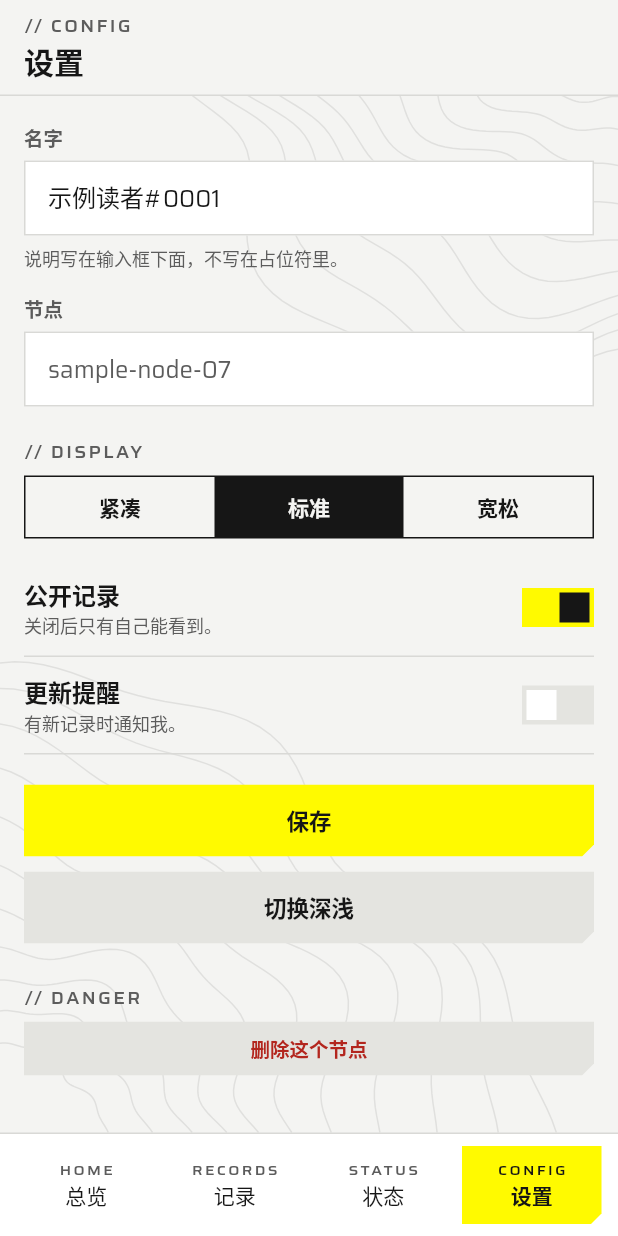
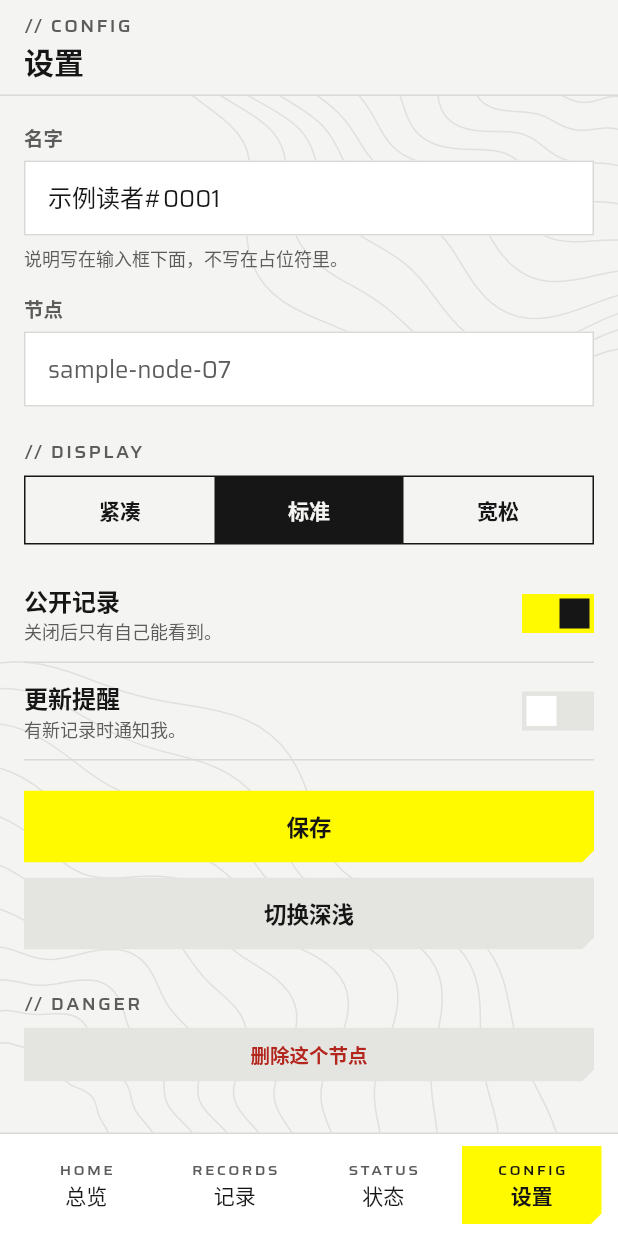
Before and after one commit to hhikr/endfield-ui-skill, a Flutter app: the screen it shows after launch, item 4 of the bottom bar chosen, on a phone screen of 412 x 824 dp. Run offline on Flutter 3.47's test engine with Material 3 defaults, Android fonts, the phone set to English and light mode, and no system bars.

Commit message:
Fix spec inconsistencies across kits and guides
- Flutter: record bar uses trace, not yellow, on light; Material primary is ink
- CSS: dark prose links under system dark, edge sweep animates transform,
  disabled vs aria-busy, gauge colour only on alert, comment fixes
- One hatch geometry in tokens.json, followed by every platform
- Per-platform touch targets; segmented control 44 high
- SKILL.md: segmented control is not yellow; primary button note

```diff
--- a/templates/flutter/lib/ef/marks.dart
+++ b/templates/flutter/lib/ef/marks.dart
@@ -43,7 +43,7 @@ class EfTriStrip extends StatelessWidget {
 
 /// 45° hatch lines. For empty states, title bands, disabled or "nothing here" areas.
 class EfHatch extends StatelessWidget {
-  const EfHatch({super.key, this.child, this.spacing = 7});
+  const EfHatch({super.key, this.child, this.spacing = Ef.hatchStep});
   final Widget? child;
   final double spacing;
 
@@ -63,7 +63,7 @@ class _HatchPainter extends CustomPainter {
   void paint(Canvas canvas, Size size) {
     final p = Paint()
       ..color = color
-      ..strokeWidth = 1;
+      ..strokeWidth = Ef.hatchLine;
     canvas.save();
     canvas.clipRect(Offset.zero & size);
     for (var x = -size.height; x < size.width; x += spacing) {
--- a/templates/flutter/lib/ef/tokens.dart
+++ b/templates/flutter/lib/ef/tokens.dart
@@ -78,6 +78,10 @@ abstract final class Ef {
   static const triC = Color(0xFF00FFA2);
 
   static const hatchAlpha = 0.22;
+  // hatch: 1.5px lines every 6.5px, measured across the lines. A painter that
+  // steps along x needs 6.5 × √2 between line starts.
+  static const hatchLine = 1.5;
+  static const hatchStep = 9.2;
   static const contourAlpha = 0.09;
 
   // logical px
@@ -163,10 +167,13 @@ ThemeData efTheme(Brightness b) {
     highlightColor: Colors.transparent,
     colorScheme: ColorScheme(
       brightness: b,
-      primary: Ef.signal,
-      onPrimary: Ef.onSignal,
-      secondary: c.ink,
-      onSecondary: c.paper,
+      // Primary is ink, not yellow: stock Material parts (cursors, focus lines,
+      // progress, checkboxes) draw lines in primary, and yellow lines vanish on
+      // light paper. Yellow is applied by hand in the ef widgets.
+      primary: c.ink,
+      onPrimary: c.paper,
+      secondary: Ef.signal,
+      onSecondary: Ef.onSignal,
       error: c.danger,
       onError: c.panel,
       surface: c.panel,
--- a/templates/flutter/lib/ef/widgets.dart
+++ b/templates/flutter/lib/ef/widgets.dart
@@ -205,7 +205,7 @@ class _EfRecordState extends State<EfRecord> {
             bottom: on ? 0 : null,
             height: on ? null : 0,
             width: Ef.traceBar,
-            child: ColoredBox(color: widget.current ? Ef.signal : c.trace),
+            child: ColoredBox(color: c.trace), // a line: ink on light, yellow on dark. "Current" is the yellow tag.
           ),
           AnimatedPadding(
             duration: dur,
@@ -519,7 +519,7 @@ class EfSegmented extends StatelessWidget {
               child: AnimatedContainer(
                 duration: Ef.d(context, Ef.wipe),
                 curve: Ef.mech,
-                height: 40,
+                height: 44,
                 alignment: Alignment.center,
                 color: i == current ? c.ink : Colors.transparent,
                 child: Text(options[i], style: EfType.ui(14, weight: 600, color: i == current ? c.paper : c.ink)),
```
Also changed, not shown: assets/tokens.json (+10 -3 lines), 9 other files.
